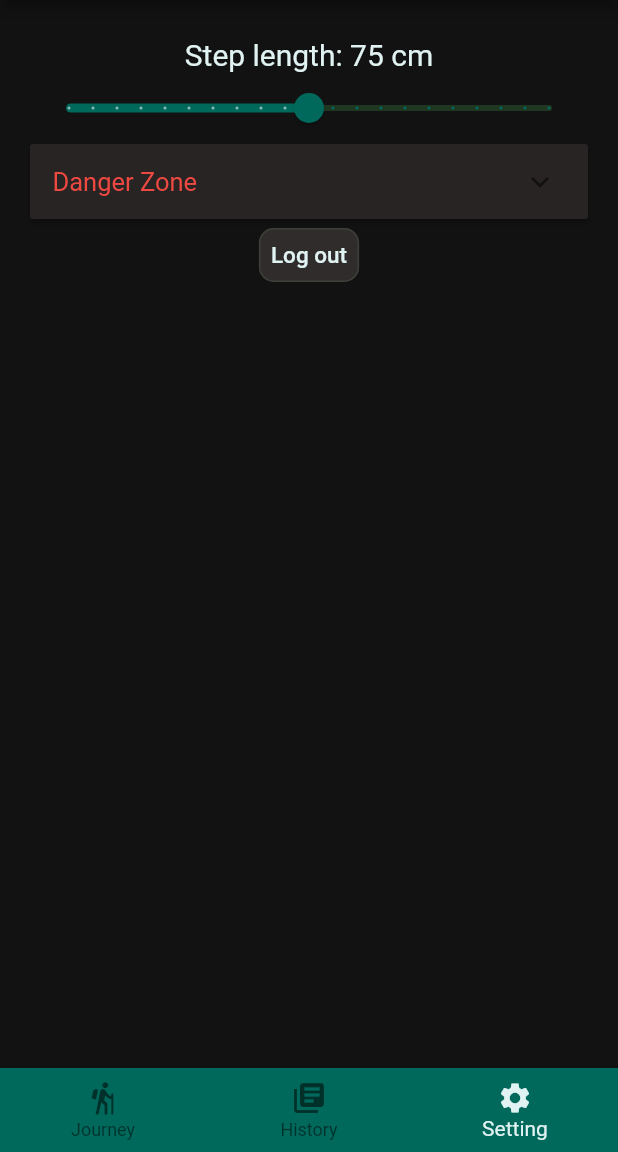
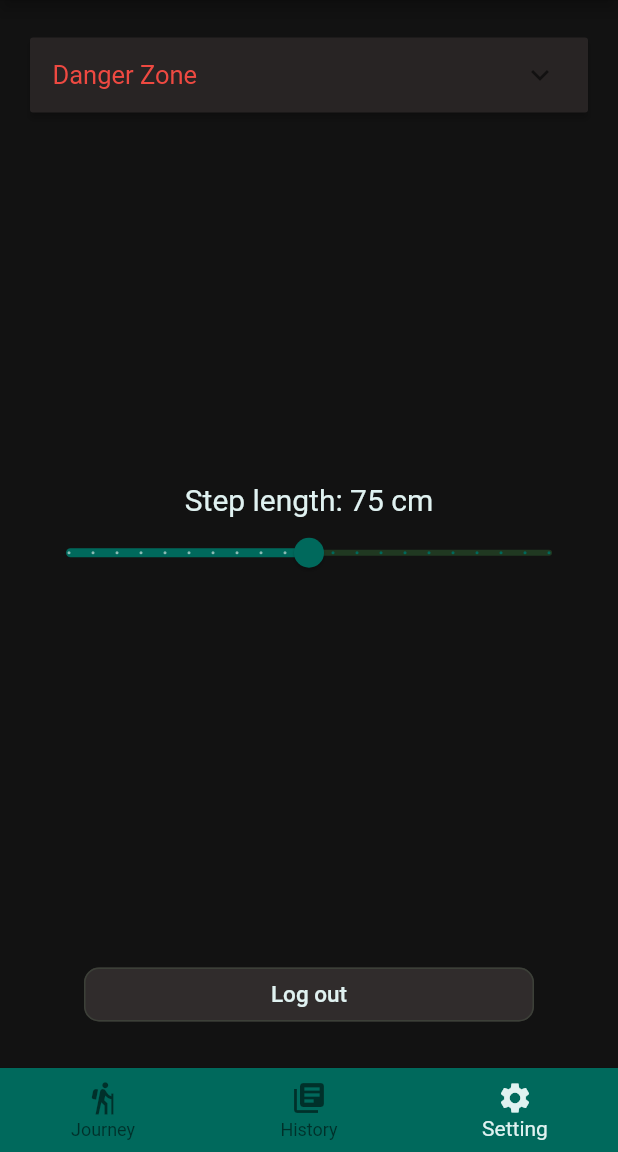
Before and after one commit to Katarzyna-Kadziolka/FantasyOdyssey, a Flutter app: the MainPage screen opened directly, item 3 of the bottom bar chosen, on a phone screen of 412 x 824 dp, the part 84-1236 px from its top. Run offline on Flutter 3.47's test engine with Material 2 defaults, Android fonts, the phone set to English and light mode, and no system bars; our stand-ins replace get, google_sign_in, permission_handler, shared_preferences; missing offline and left inert: health; accounts and stored records are empty.

Commit message:
Setting page style

```diff
--- a/lib/Pages/NavPages/setting_page.dart
+++ b/lib/Pages/NavPages/setting_page.dart
@@ -71,25 +71,12 @@ class _SettingPageState extends State<SettingPage> {
         child: Padding(
           padding: const EdgeInsets.symmetric(vertical: 25, horizontal: 20),
           child: Column(
+            mainAxisAlignment: MainAxisAlignment.spaceBetween,
             children: [
-              Column(children: [
-                Text(
-                  "Step length: ${_currentSliderValue.toStringAsFixed(0)} cm",
-                  style: const TextStyle(fontSize: 20),
-                ),
-                Slider(
-                  value: _currentSliderValue,
-                  min: 65,
-                  max: 85,
-                  divisions: 20,
-                  label: _currentSliderValue.round().toString(),
-                  onChanged: (double value) => saveStepLength(value),
-                  activeColor: const Color(0xFF00695C),
-                ),
-              ]),
               ExpansionPanelList(
                 children: [
                   ExpansionPanel(
+                    canTapOnHeader: true,
                     headerBuilder: (context, isOpen) {
                       return Container(
                         margin: const EdgeInsets.all(15),
@@ -106,16 +93,13 @@ class _SettingPageState extends State<SettingPage> {
                       margin: const EdgeInsets.only(bottom: 25),
                       child: TextButton(
                         onPressed: () async => await resetProgress(),
-                        style: ButtonStyle(
-                          backgroundColor: MaterialStateProperty.resolveWith(
-                              (states) => const Color(0xFF302c2c)),
-                          shape:
-                              MaterialStateProperty.all<RoundedRectangleBorder>(
-                            RoundedRectangleBorder(
-                              borderRadius: BorderRadius.circular(18.0),
-                              side: const BorderSide(
-                                color: Color(0xFF3c4038),
-                              ),
+                        style: TextButton.styleFrom(
+                          backgroundColor: const Color(0xFF302c2c),
+                          fixedSize: const Size(300, 25),
+                          shape: RoundedRectangleBorder(
+                            borderRadius: BorderRadius.circular(10.0),
+                            side: const BorderSide(
+                              color: Color(0xFF3c4038),
                             ),
                           ),
                         ),
@@ -136,17 +120,30 @@ class _SettingPageState extends State<SettingPage> {
                   _isOpen[i] = !isOpen;
                 }),
               ),
+              Column(children: [
+                Text(
+                  "Step length: ${_currentSliderValue.toStringAsFixed(0)} cm",
+                  style: const TextStyle(fontSize: 20),
+                ),
+                Slider(
+                  value: _currentSliderValue,
+                  min: 65,
+                  max: 85,
+                  divisions: 20,
+                  label: _currentSliderValue.round().toString(),
+                  onChanged: (double value) => saveStepLength(value),
+                  activeColor: const Color(0xFF00695C),
+                ),
+              ]),
               TextButton(
                 onPressed: () => _logOut(),
-                style: ButtonStyle(
-                  backgroundColor: MaterialStateProperty.resolveWith(
-                      (states) => const Color(0xFF302c2c)),
-                  shape: MaterialStateProperty.all<RoundedRectangleBorder>(
-                    RoundedRectangleBorder(
-                      borderRadius: BorderRadius.circular(10.0),
-                      side: const BorderSide(
-                        color: Color(0xFF3c4038),
-                      ),
+                style: TextButton.styleFrom(
+                  backgroundColor: const Color(0xFF302c2c),
+                  fixedSize: const Size(300, 25),
+                  shape: RoundedRectangleBorder(
+                    borderRadius: BorderRadius.circular(10.0),
+                    side: const BorderSide(
+                      color: Color(0xFF3c4038),
                     ),
                   ),
                 ),
```
